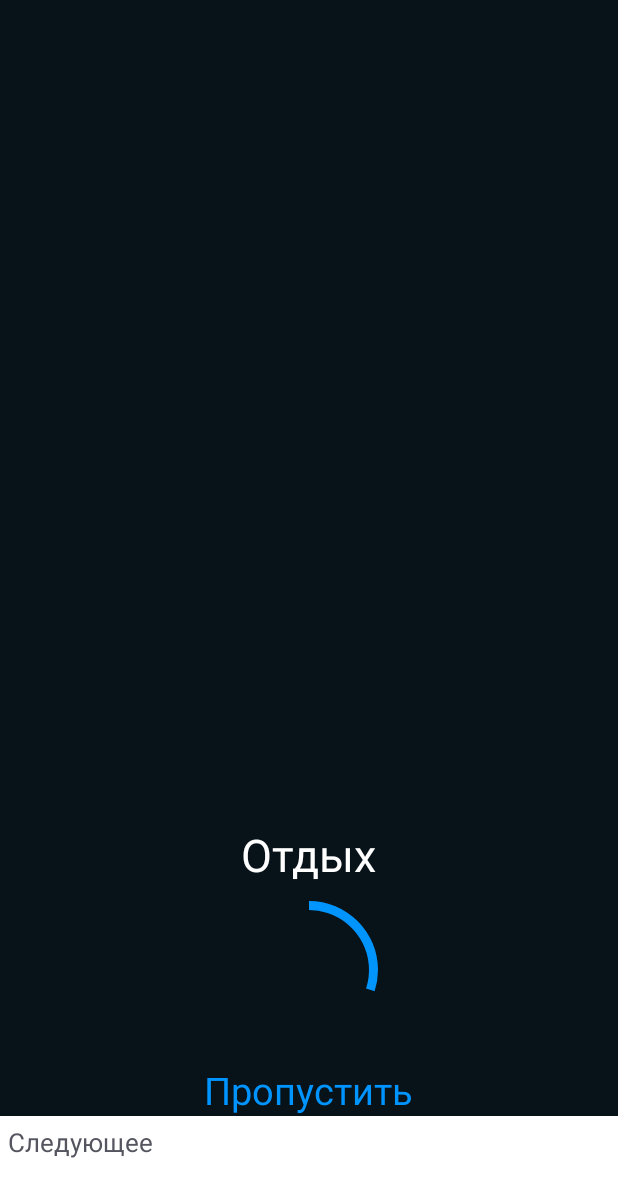
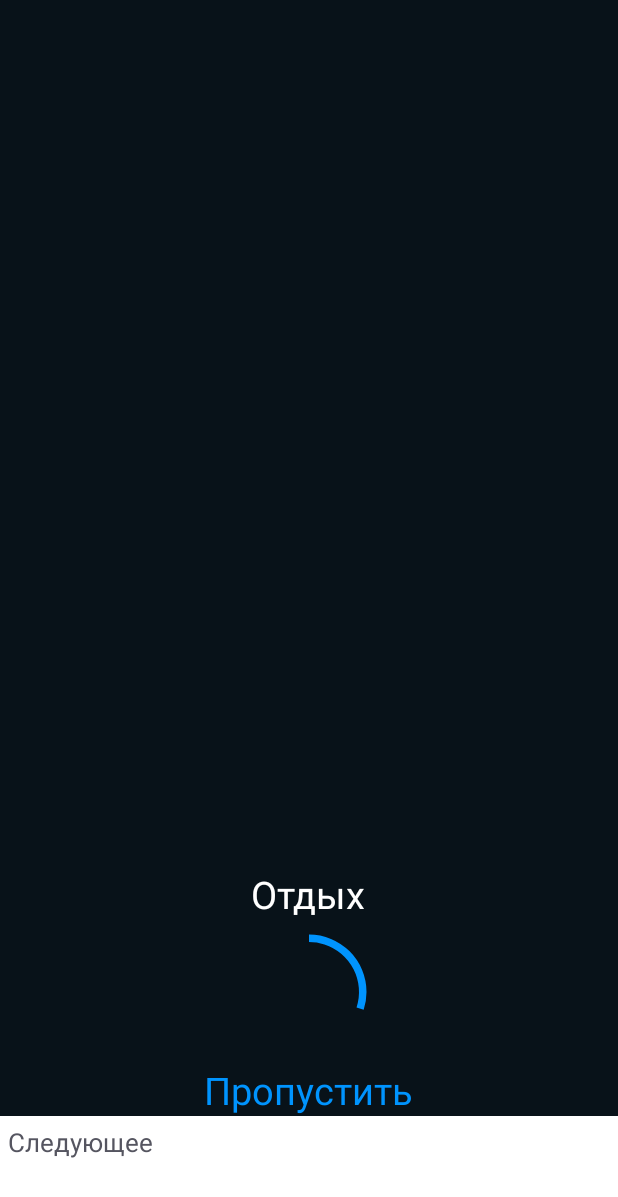
Before and after one commit to kikiyaki/StomachVacuum, an Android app: the layout activity_relax.xml on its own in the app's theme, with its tools: preview values and no code run, on a phone screen of 412 x 824 dp. Shown: the top 1197 px of the screen. Run offline under Robolectric (Android 15) with nearby library versions, the phone set to English and light mode, and no system bars; network calls fail.

Commit message:
replace banner with native ad in relax activity

```diff
--- a/app/src/main/res/layout/activity_relax.xml
+++ b/app/src/main/res/layout/activity_relax.xml
@@ -6,6 +6,12 @@
     android:layout_height="match_parent"
     tools:context=".RelaxActivity"
     android:background="@color/back_black_black">
+
+    <FrameLayout
+        android:id="@+id/id_native_ad"
+        android:layout_width="match_parent"
+        android:layout_height="wrap_content">
+    </FrameLayout>
 
     <RelativeLayout
         android:layout_above="@id/bottom_view"
@@ -18,7 +24,7 @@
             android:layout_height="wrap_content"
             android:layout_centerHorizontal="true"
             android:textColor="@color/white"
-            android:textSize="@dimen/h1"
+            android:textSize="@dimen/h2"
             android:text="@string/relax"/>
 
         <RelativeLayout
@@ -31,9 +37,9 @@
                 style="?android:progressBarStyleHorizontal"
                 android:progressDrawable="@drawable/back_circle_relax"
                 android:progress="100"
-                android:layout_width="120dp"
-                android:layout_height="120dp"
-                android:layout_margin="20dp"/>
+                android:layout_width="100dp"
+                android:layout_height="100dp"
+                android:layout_margin="15dp"/>
             <ProgressBar
                 android:id="@+id/relax_progress"
                 android:layout_centerHorizontal="true"
@@ -41,16 +47,16 @@
                 style="?android:progressBarStyleHorizontal"
                 android:progressDrawable="@drawable/primary_circle_relax"
                 android:progress="30"
-                android:layout_width="120dp"
-                android:layout_height="120dp"
-                android:layout_margin="20dp"/>
+                android:layout_width="100dp"
+                android:layout_height="100dp"
+                android:layout_margin="15dp"/>
 
             <TextView
                 android:id="@+id/relax_time"
                 android:layout_centerHorizontal="true"
                 android:layout_centerVertical="true"
-                android:layout_width="120dp"
-                android:layout_height="120dp"
+                android:layout_width="100dp"
+                android:layout_height="100dp"
                 android:gravity="center"
                 android:textSize="@dimen/h2"
                 android:textColor="@color/white"/>
```
Also changed, not shown: app/src/main/java/com/sportsandhealth/iamkerel/stomachvacuum/RelaxActivity.java (+86 -6 lines), app/src/main/res/layout/native_ad_layout.xml (added, +101 -0 lines), app/src/main/res/values/strings.xml (+3 -7 lines).
